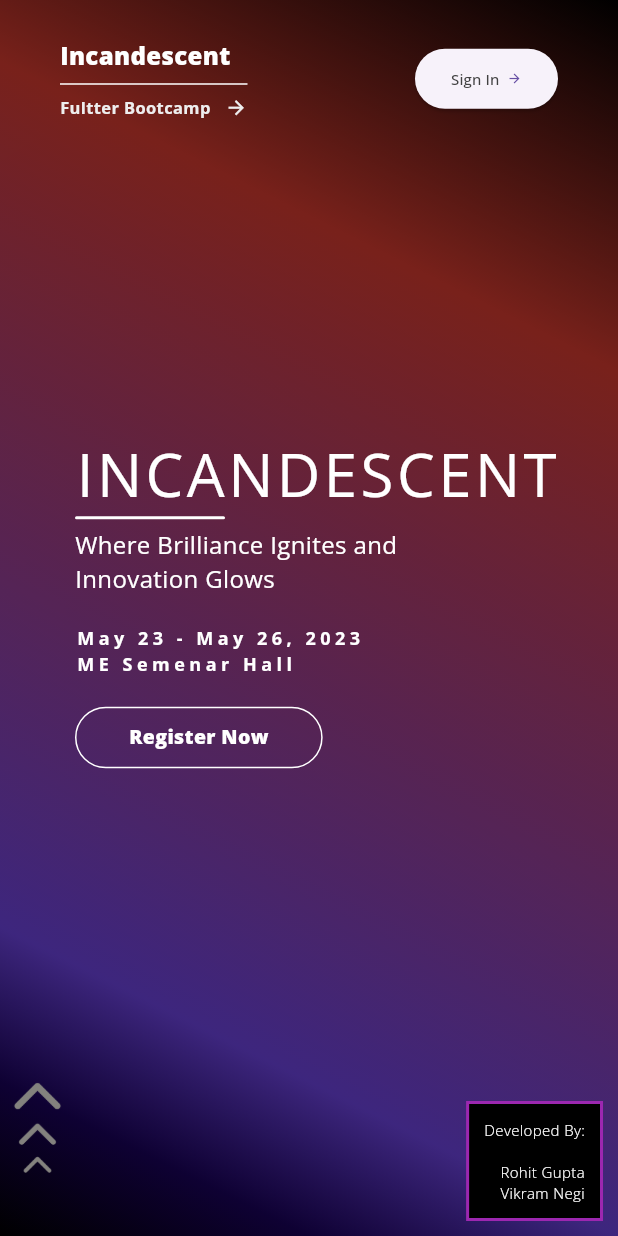
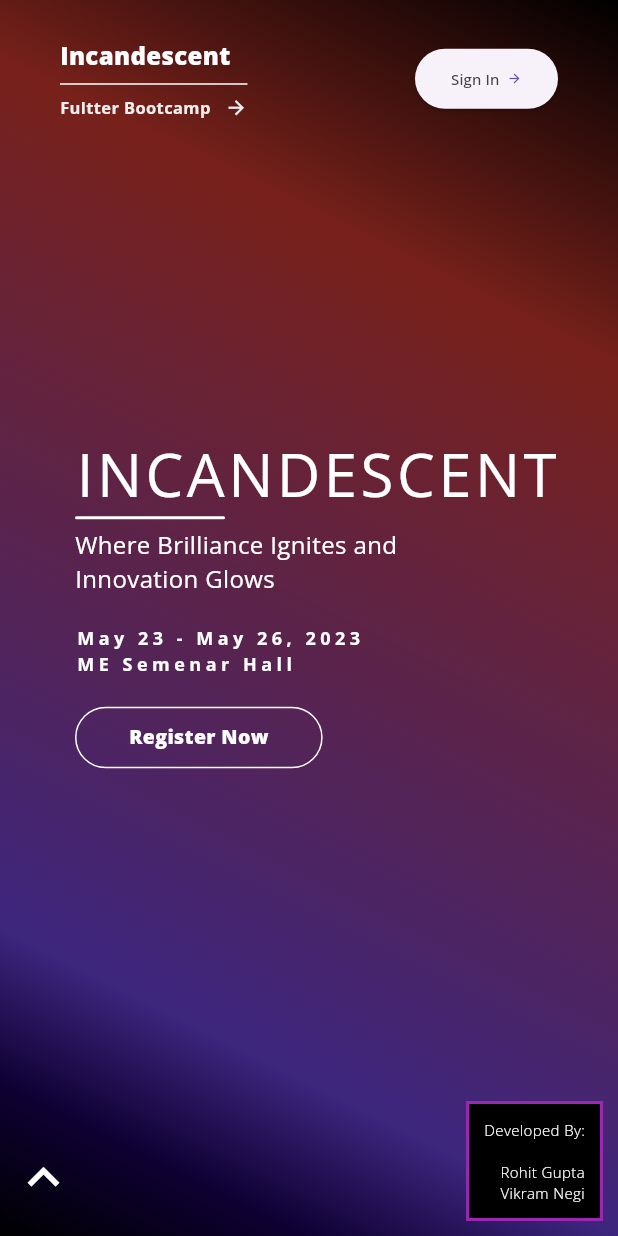
Before and after one commit to Ri-2020/RTS, a Flutter app: the screen it shows after launch, on a phone screen of 412 x 824 dp. Run offline on Flutter 3.47's test engine with Material 2 defaults, Android fonts, the phone set to English and light mode, and no system bars; our stand-ins replace get, google_fonts, shared_preferences, socket_io_client; missing offline and left inert: link_preview_generator, side_navigation; accounts and stored records are empty.

Commit message:
almost completed

```diff
--- a/lib/ui/home/home_vm.dart
+++ b/lib/ui/home/home_vm.dart
@@ -8,6 +8,7 @@ import 'package:rts/ui/doubt/doubt.dart';
 import 'package:rts/ui/home/logged_in_home.dart';
 import 'package:rts/ui/resourses/resourses.dart';
 import 'package:rts/ui/home/bootcamp_tile.dart';
+import 'package:rts/utils/routes.dart';
 import 'package:rts/utils/shared_prefer.dart';
 import 'package:rts/widgets/snackbar.dart';
 
@@ -56,7 +57,10 @@ class HomeVM extends GetxController {
   void signout() async {
     bool isSignout = await SharedPrefs.clearPrefs();
     if (isSignout) {
+      print("clear");
       showSnackBar(Get.context!, "Logged out successfully");
+      Get.back();
+      Get.offAllNamed(AppRotutes.mainHome);
     } else {
       showSnackBar(Get.context!, "Something went wrong");
     }
--- a/lib/ui/main/main_home.dart
+++ b/lib/ui/main/main_home.dart
@@ -165,10 +165,9 @@ class _MainHomePageState extends State<MainHomePage> {
           ),
         ),
         width < 1000
-            ? Column(
-                children: [
-                  SizedBox(height: height * 0.90),
-                  InkWell(
+            ? Positioned(
+                bottom: 10,
+                child: InkWell(
                   onTap: () {
                     showModalBottomSheet(
                         backgroundColor: Colors.black.withOpacity(0.1),
@@ -177,13 +176,27 @@ class _MainHomePageState extends State<MainHomePage> {
                         builder: (context) {
                           return Container(
                             height: height,
+                            padding: const EdgeInsets.symmetric(
+                                vertical: 35, horizontal: 30),
                             color: Colors.black.withOpacity(0.2),
                             child: Column(
                               crossAxisAlignment: CrossAxisAlignment.start,
                               children: [
-                                  IconButton(
-                                      onPressed: () {},
-                                      icon: Icon(Icons.close)),
+                                CircleAvatar(
+                                  backgroundColor: Colors.white,
+                                  radius: 15,
+                                  child: Center(
+                                    child: InkWell(
+                                      onTap: () {
+                                        Get.back();
+                                      },
+                                      child: const Icon(
+                                        Icons.close,
+                                      ),
+                                    ),
+                                  ),
+                                ),
+                                SizedBox(height: 30),
                                 const Text("LATEST",
                                     style: TextStyle(
                                         fontSize: 22, color: Colors.white)),
@@ -197,8 +210,8 @@ class _MainHomePageState extends State<MainHomePage> {
                                     style: TextStyle(
                                         fontSize: 16, color: Colors.white)),
                                 Container(
-                                    margin: const EdgeInsets.symmetric(
-                                        vertical: 10),
+                                  margin:
+                                      const EdgeInsets.symmetric(vertical: 10),
                                   color: Colors.yellowAccent,
                                   height: 3,
                                   width: 150,
@@ -208,35 +221,15 @@ class _MainHomePageState extends State<MainHomePage> {
                           );
                         });
                   },
-                    child: Transform(
-                      transform: Matrix4.rotationX(3.14),
-                      child: Image.asset(
-                        "assets/gifs/arrowdown.gif",
-                        width: 50,
-                        height: 23,
-                        fit: BoxFit.cover,
+                  child: Padding(
+                    padding: const EdgeInsets.all(8.0),
+                    child: Icon(
+                      Icons.keyboard_arrow_up,
+                      color: Colors.white,
+                      size: 42,
                     ),
                   ),
                 ),
-                  Transform(
-                    transform: Matrix4.rotationX(3.14),
-                    child: Image.asset(
-                      "assets/gifs/arrowdown.gif",
-                      width: 40,
-                      height: 18,
-                      fit: BoxFit.cover,
-                    ),
-                  ),
-                  Transform(
-                    transform: Matrix4.rotationX(3.14),
-                    child: Image.asset(
-                      "assets/gifs/arrowdown.gif",
-                      width: 30,
-                      height: 13,
-                      fit: BoxFit.cover,
-                    ),
-                  ),
-                ],
               )
             : const SizedBox(),
         Positioned(
@@ -274,7 +267,7 @@ class _MainHomePageState extends State<MainHomePage> {
                                   color: Colors.white,
                                 ),
                               ),
-                              SizedBox(height: 5),
+                              const SizedBox(height: 5),
                               Text(
                                 width < 600
                                     ? "Where Brilliance Ignites and \nInnovation Glows"
```
Also changed, not shown: lib/ui/doubt/doubt.dart (+6 -1 lines), lib/ui/edit_profile/edit_profile.dart (+37 -24 lines), lib/ui/register/signin.dart (+14 -7 lines), lib/ui/register/signup.dart (+22 -9 lines). Lines whose indentation alone changed are shown as unchanged.
